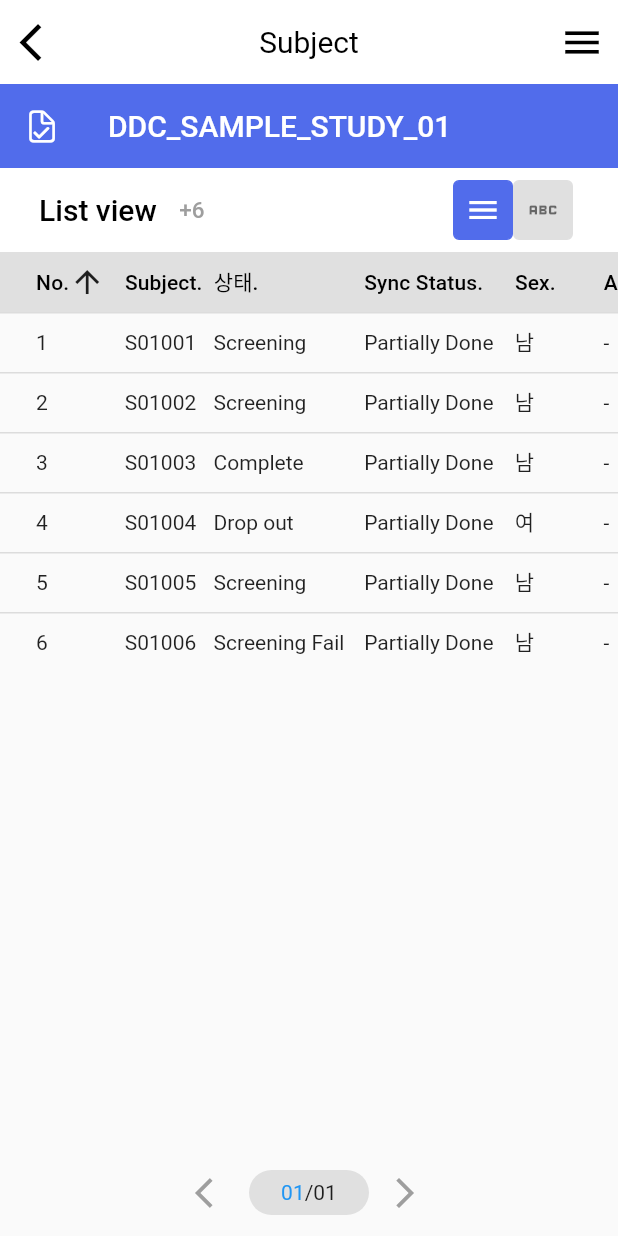
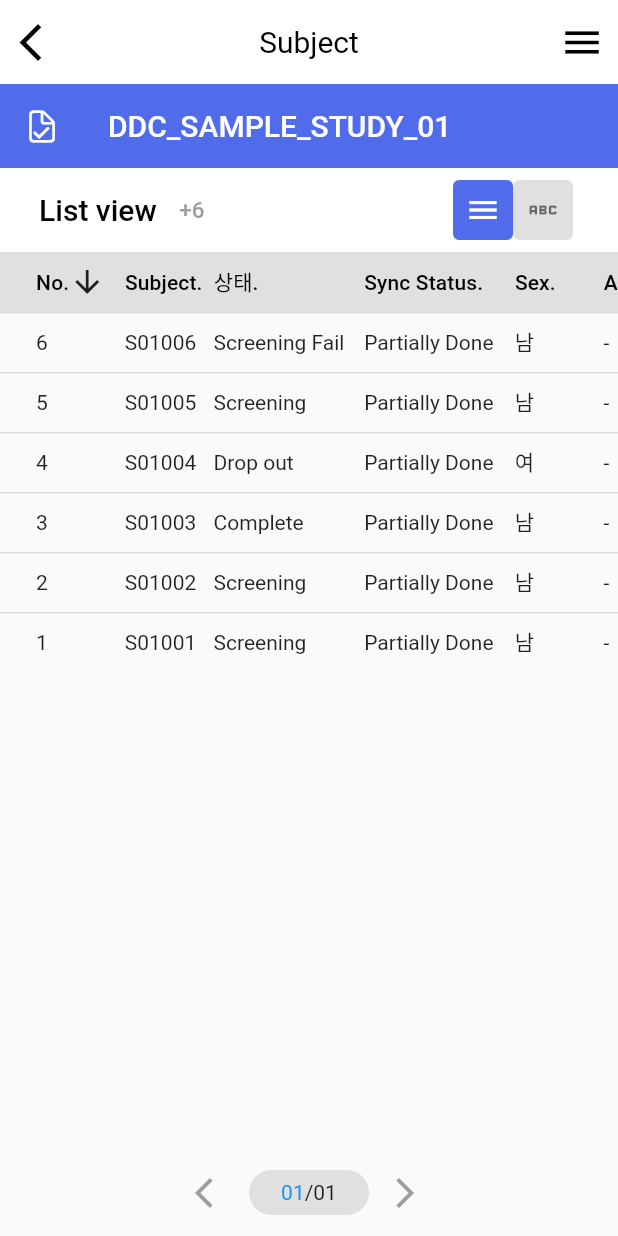
Before and after one commit to treestae/crscube, a Flutter app: the screen it shows after launch, after a tap on "No.", on a phone screen of 412 x 824 dp. Run offline on Flutter 3.47's test engine with Material 2 defaults, Android fonts, the phone set to English and light mode, and no system bars.

Commit message:
* 정렬 방향 수정

```diff
--- a/lib/main.dart
+++ b/lib/main.dart
@@ -194,18 +194,20 @@ class _BodyState extends State<Body> {
     );
   }
 
+  /// 정렬 아이콘 위젯을 리턴한다.
   Widget _getSortingIcon(int index) {
     return _tableIndex == index
         ? _isAscending[_tableIndex]
-            ? Icon(Icons.arrow_upward)
-            : Icon(Icons.arrow_downward)
-        : SizedBox();
+            ? const Icon(Icons.arrow_downward)
+            : const Icon(Icons.arrow_upward)
+        : const SizedBox();
   }
 
+  /// 원본 데이터를 2번째 파라미터로 넘겨준 정렬함수로 정렬하여 리턴한다.
   List<SubjectData> _getSortedSamples(int index, List<SubjectData> Function(List<SubjectData>) sortFunction) {
     _tableIndex = index;
     _isAscending[index] = !_isAscending[index];
-    return _isAscending[index] ? sortFunction(rawData) : sortFunction(rawData).reversed.toList();
+    return _isAscending[index] ? sortFunction(rawData).reversed.toList() : sortFunction(rawData);
   }
 }
 
```
